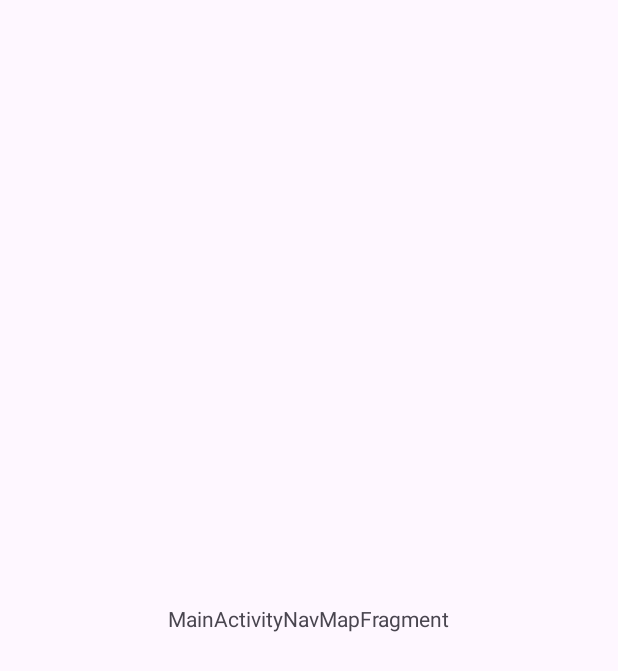
After one commit to alberdsp/AndroidCovid19, an Android app: the layout fragment_main_activity_nav.xml on its own in the app's theme, with its tools: preview values and no code run, on a phone screen of 412 x 824 dp. The commit adds this screen. Shown: the top 671 px of the screen. Run offline under Robolectric (Android 15) with nearby library versions, the phone set to English and light mode, and no system bars; Roboto replaces fonts that are not available here.

Commit message:
implementada llamada al mapa  sin localizaciones en menu Navigation

```diff
--- a/app/build.gradle.kts
+++ b/app/build.gradle.kts
@@ -1,5 +1,6 @@
 plugins {
     id("com.android.application")
+    id("com.google.android.libraries.mapsplatform.secrets-gradle-plugin")
 }
 
 android {
--- a/app/src/main/java/com/example/covid_19app/views/MainActivityNav.java
+++ b/app/src/main/java/com/example/covid_19app/views/MainActivityNav.java
@@ -41,6 +41,7 @@ public class MainActivityNav extends AppCompatActivity {
                     navController.navigate(R.id.conversorFragment);
                     navController.navigate(R.id.medicionFragment);
                     navController.navigate(R.id.configFragment);
+                    navController.navigate(R.id.mapaFragment);
                     navController.navigate(R.id.cerrarFragment);
 
                 } catch (Exception e) {
@@ -56,7 +57,7 @@ public class MainActivityNav extends AppCompatActivity {
 
 
         mAppBarConfiguration = new AppBarConfiguration.Builder(
-                R.id.homeFragment, R.id.medicionFragment, R.id.conversorFragment, R.id.configFragment, R.id.cerrarFragment)
+                R.id.homeFragment, R.id.medicionFragment, R.id.conversorFragment, R.id.configFragment, R.id.mapaFragment,R.id.cerrarFragment)
                 .setOpenableLayout(drawer)
                 .build();
         NavController navController = Navigation.findNavController(this, R.id.nav_host_fragment_content_main);
--- /dev/null
+++ b/app/src/main/res/layout/fragment_main_activity_nav.xml
@@ -0,0 +1,20 @@
+<?xml version="1.0" encoding="utf-8"?>
+<androidx.constraintlayout.widget.ConstraintLayout xmlns:android="http://schemas.android.com/apk/res/android"
+    xmlns:app="http://schemas.android.com/apk/res-auto"
+    xmlns:tools="http://schemas.android.com/tools"
+    android:id="@+id/main_activity_nav_map"
+    android:layout_width="match_parent"
+    android:layout_height="match_parent"
+    tools:context=".ui.mainactivitynav.MainActivityNavMapFragment">
+
+    <TextView
+        android:id="@+id/message"
+        android:layout_width="wrap_content"
+        android:layout_height="wrap_content"
+        android:text="MainActivityNavMapFragment"
+        app:layout_constraintBottom_toBottomOf="parent"
+        app:layout_constraintEnd_toEndOf="parent"
+        app:layout_constraintStart_toStartOf="parent"
+        app:layout_constraintTop_toTopOf="parent" />
+
+</androidx.constraintlayout.widget.ConstraintLayout>
--- a/app/src/main/res/menu/activity_main_drawer.xml
+++ b/app/src/main/res/menu/activity_main_drawer.xml
@@ -20,6 +20,11 @@
             android:id="@+id/configFragment"
             android:icon="@drawable/engranajes_de_configuracion"
             android:title="Configuración" />
+        <item
+            android:id="@+id/mapaFragment"
+            android:icon="@drawable/engranajes_de_configuracion"
+            android:title="Mapa" />
+
 
         <item
             android:id="@+id/cerrarFragment"
--- a/build.gradle.kts
+++ b/build.gradle.kts
@@ -1,4 +1,5 @@
 // Top-level build file where you can add configuration options common to all sub-projects/modules.
 plugins {
     id("com.android.application") version "8.1.3" apply false
+    id("com.google.android.libraries.mapsplatform.secrets-gradle-plugin") version "2.0.1" apply false
 }
```
Also changed, not shown: app/src/main/AndroidManifest.xml (+21 -5 lines), app/src/main/java/com/example/covid_19app/views/MainActivityNavMap.java (added, +22 -0 lines), app/src/main/java/com/example/covid_19app/views/ui/mapa/MapaFragment.java (added, +79 -0 lines), app/src/main/java/com/example/covid_19app/views/ui/mapa/MapaViewModel.java (added, +8 -0 lines), app/src/main/res/layout/activity_main_activity_nav_map.xml (added, +13 -0 lines), app/src/main/res/layout/fragment_mapa.xml (added, +9 -0 lines), app/src/main/res/navigation/mobile_navigation.xml (+8 -0 lines).
